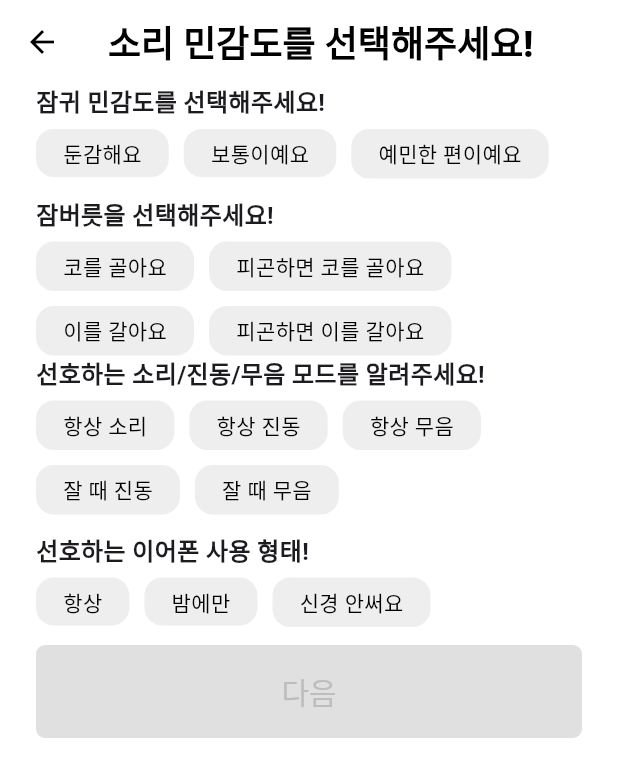
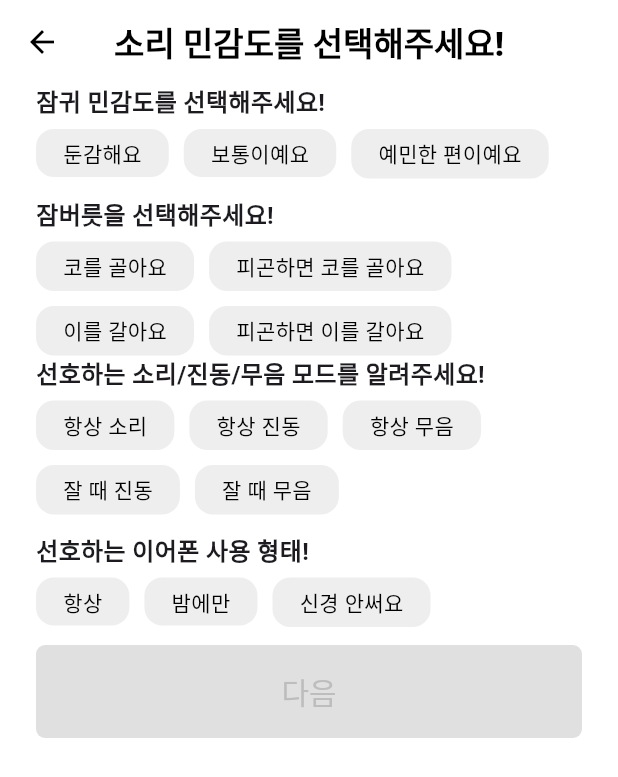
Before and after one commit to Aloha-RoomMate/RoomMate, a Flutter app: the SoundScreen screen opened directly, on a phone screen of 412 x 824 dp. Shown: the top 777 px of the screen. Run offline on Flutter 3.47's test engine with Material 3 defaults, Android fonts, the phone set to English and light mode, and no system bars.

Commit message:
타이틀크기 변경

```diff
--- a/lib/features/category/sound_screen.dart
+++ b/lib/features/category/sound_screen.dart
@@ -56,7 +56,7 @@ class _SoundScreenState extends State<SoundScreen> {
         title: Text(
           '소리 민감도를 선택해주세요!',
           style: TextStyle(
-            fontSize: Sizes.size24,
+            fontSize: Sizes.size20 + Sizes.size2,
           ),
         ),
         centerTitle: true,
```
